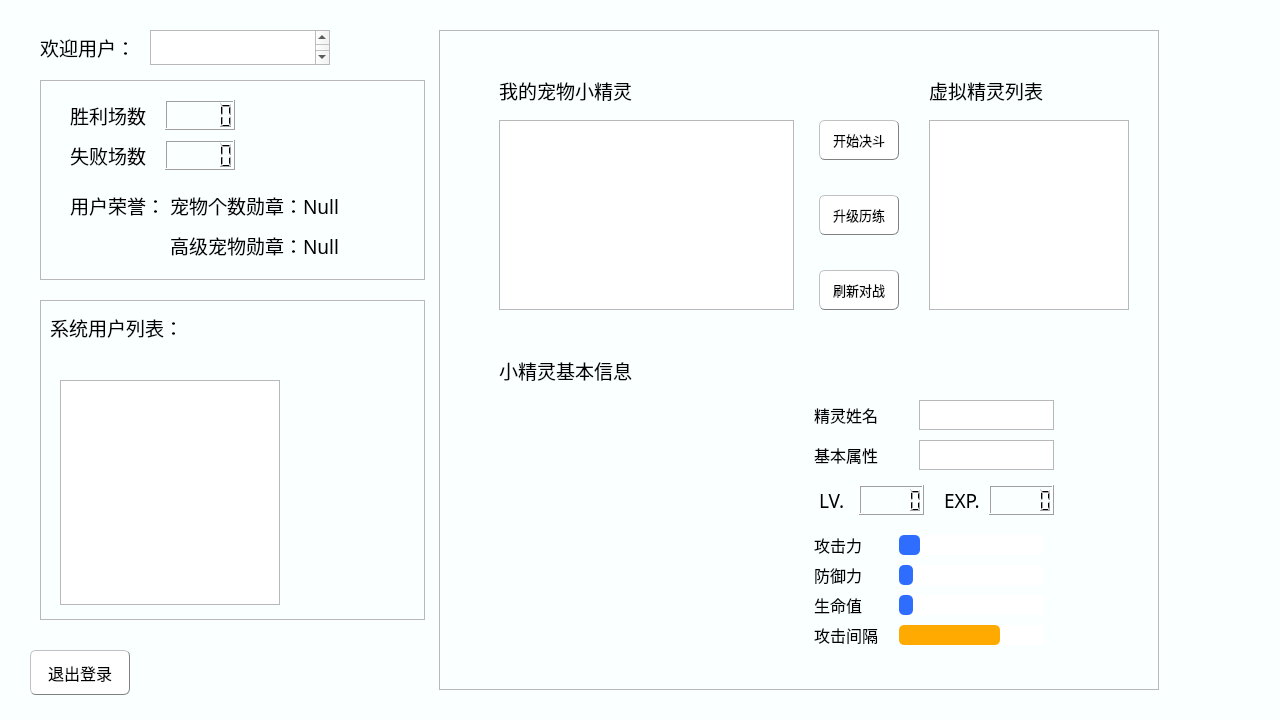
Before: the Qt Designer form mainwindow.ui in wangquanlikun/Alice_Archive, drawn with Qt 5.
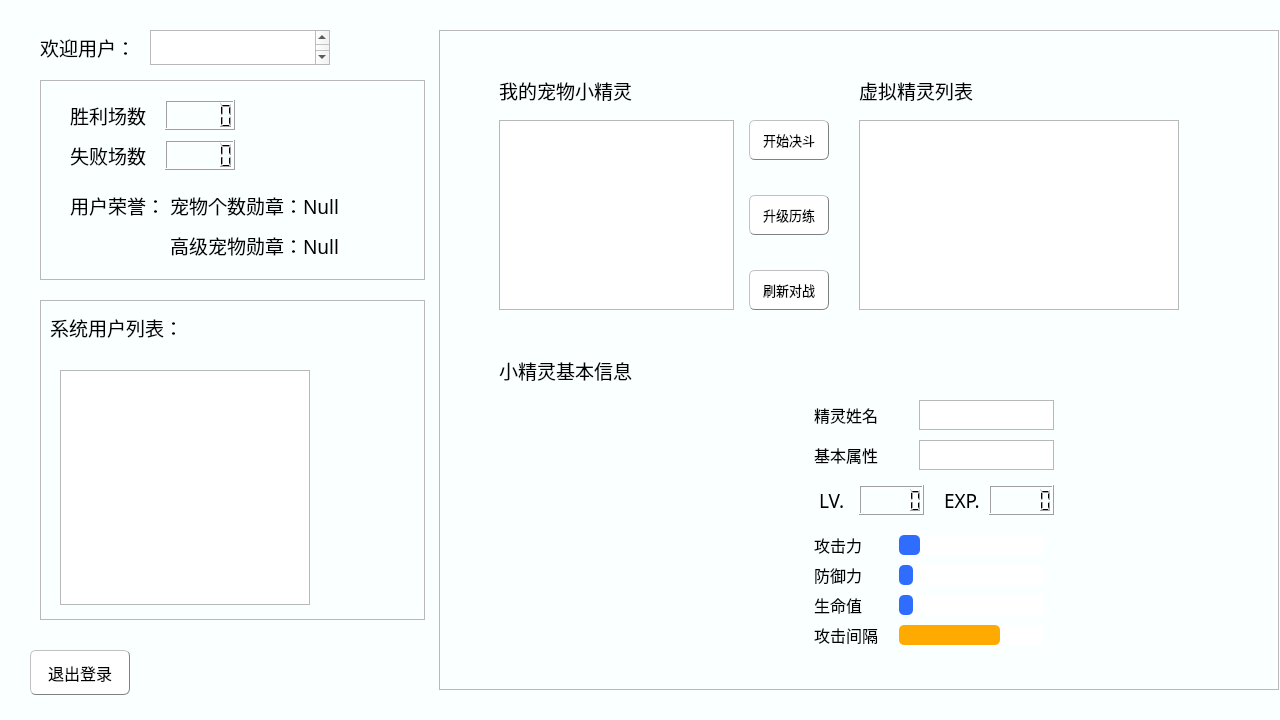
After: the same form once the commit is applied. Icons and pictures are not drawn.

Commit message: 完善了部分显示，将部分列表用QTabView代替；修改了connect()逻辑，避免登出后重新登录的多次connect问题

What changed in the file:
```diff
--- a/mainwindow.ui
+++ b/mainwindow.ui
@@ -1023,7 +1023,7 @@
        <rect>
         <x>439</x>
         <y>30</y>
-        <width>720</width>
+        <width>840</width>
         <height>660</height>
        </rect>
       </property>
@@ -1043,29 +1043,10 @@
       <property name="frameShadow">
        <enum>QFrame::Raised</enum>
       </property>
-      <widget class="QListView" name="Pals_list">
-       <property name="geometry">
-        <rect>
-         <x>60</x>
-         <y>90</y>
-         <width>295</width>
-         <height>190</height>
-        </rect>
-       </property>
-       <property name="font">
-        <font>
-         <family>俐方体11号</family>
-         <pointsize>12</pointsize>
-        </font>
-       </property>
-       <property name="editTriggers">
-        <set>QAbstractItemView::NoEditTriggers</set>
-       </property>
-      </widget>
       <widget class="QPushButton" name="choose_Fight_1">
        <property name="geometry">
         <rect>
-         <x>380</x>
+         <x>310</x>
          <y>90</y>
          <width>80</width>
          <height>40</height>
@@ -1430,7 +1411,7 @@
       <widget class="QPushButton" name="choose_Fight_2">
        <property name="geometry">
         <rect>
-         <x>380</x>
+         <x>310</x>
          <y>165</y>
          <width>80</width>
          <height>40</height>
@@ -1464,29 +1445,10 @@
         <string>升级历练</string>
        </property>
       </widget>
-      <widget class="QListView" name="Server_Pals_list">
-       <property name="geometry">
-        <rect>
-         <x>490</x>
-         <y>90</y>
-         <width>200</width>
-         <height>190</height>
-        </rect>
-       </property>
-       <property name="font">
-        <font>
-         <family>俐方体11号</family>
-         <pointsize>12</pointsize>
-        </font>
-       </property>
-       <property name="editTriggers">
-        <set>QAbstractItemView::NoEditTriggers</set>
-       </property>
-      </widget>
       <widget class="QLabel" name="TEXT_server_pal">
        <property name="geometry">
         <rect>
-         <x>490</x>
+         <x>420</x>
          <y>40</y>
          <width>140</width>
          <height>40</height>
@@ -1505,7 +1467,7 @@
       <widget class="QPushButton" name="refresh_Virtual_Pals">
        <property name="geometry">
         <rect>
-         <x>380</x>
+         <x>310</x>
          <y>240</y>
          <width>80</width>
          <height>40</height>
@@ -1539,6 +1501,41 @@
         <string>刷新对战</string>
        </property>
       </widget>
+      <widget class="QTableView" name="Server_Pals_list">
+       <property name="geometry">
+        <rect>
+         <x>420</x>
+         <y>90</y>
+         <width>320</width>
+         <height>190</height>
+        </rect>
+       </property>
+       <property name="font">
+        <font>
+         <family>俐方体11号</family>
+         <pointsize>12</pointsize>
+        </font>
+       </property>
+       <property name="editTriggers">
+        <set>QAbstractItemView::NoEditTriggers</set>
+       </property>
+      </widget>
+      <widget class="QTableView" name="Pals_list">
+       <property name="geometry">
+        <rect>
+         <x>60</x>
+         <y>90</y>
+         <width>235</width>
+         <height>190</height>
+        </rect>
+       </property>
+       <property name="font">
+        <font>
+         <family>俐方体11号</family>
+         <pointsize>12</pointsize>
+        </font>
+       </property>
+      </widget>
      </widget>
      <widget class="QFrame" name="other_User_info">
       <property name="geometry">
@@ -1574,13 +1571,13 @@
         <string>系统用户列表：</string>
        </property>
       </widget>
-      <widget class="QListView" name="Userlist">
+      <widget class="QTableView" name="Userlist">
        <property name="geometry">
         <rect>
          <x>20</x>
-         <y>80</y>
-         <width>220</width>
-         <height>225</height>
+         <y>70</y>
+         <width>250</width>
+         <height>235</height>
         </rect>
        </property>
        <property name="font">
```
Left out of the diff: 3 changed lines with no effect on the pictures. The commit also changes 5 other files.
